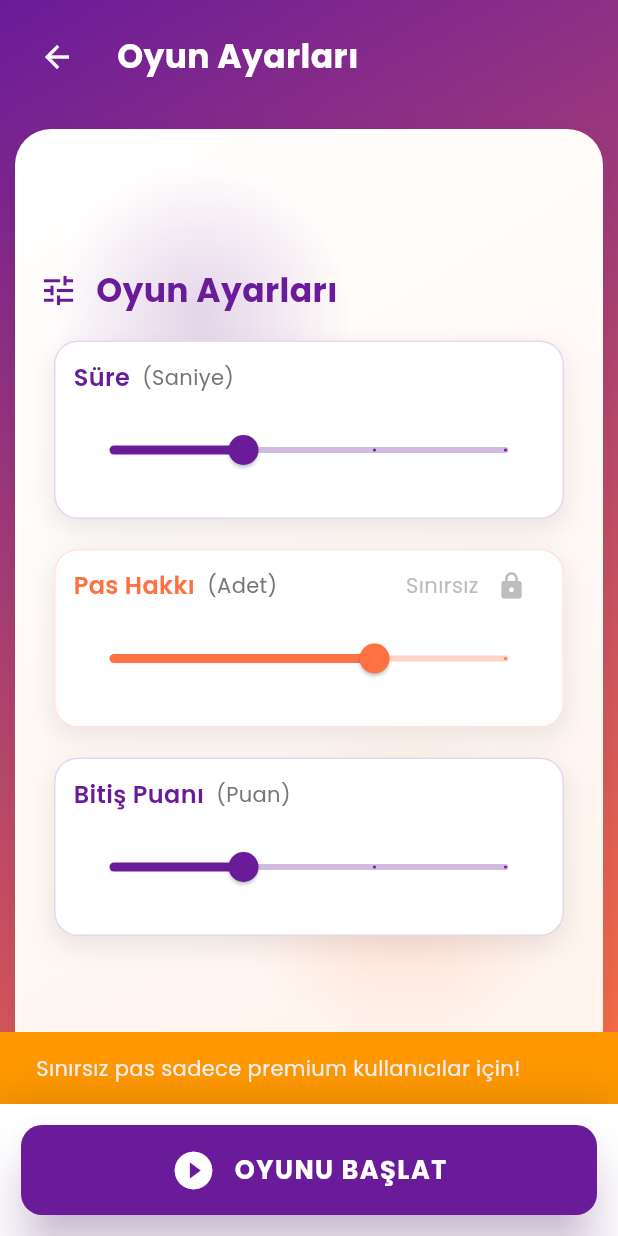
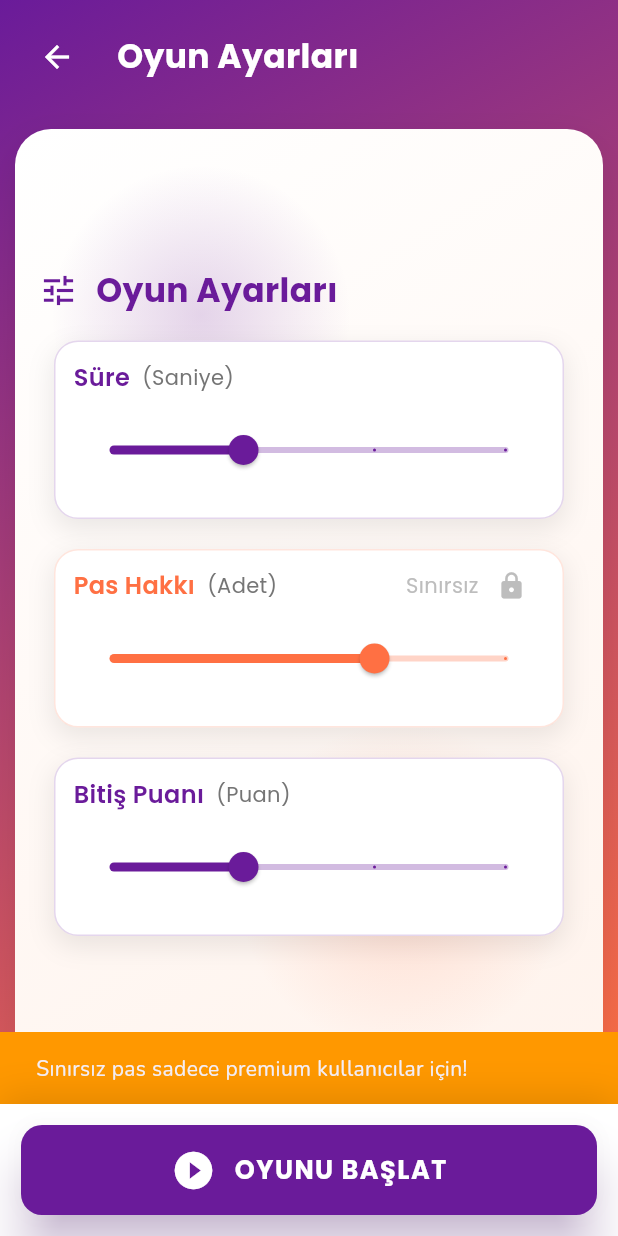
Before and after one commit to sudekazan/Tabu-Oyunu, a Flutter app: the AyarlarEkrani screen opened by its route, after a tap on "DEVAM", after a tap on the "lock" icon, on a phone screen of 412 x 824 dp. Run offline on Flutter 3.47's test engine with Material 3 defaults, Android fonts, the light colour scheme and no system bars; our stand-ins replace confetti, google_fonts, google_mobile_ads, in_app_purchase, shared_preferences; accounts and stored records are empty; generated files the repository leaves out were written again; network calls fail.

Commit message:
Kil (clay) tasarım diline geçişin temelini at
Kalın kenarlık, düz ofset gölge ve Fredoka/Nunito font ikilisini veren
yardımcıları app_theme.dart'a ekle. Genel yazı tipini Nunito'ya çevir.

```diff
--- a/lib/core/app_theme.dart
+++ b/lib/core/app_theme.dart
@@ -1,4 +1,5 @@
 import 'package:flutter/material.dart';
+import 'package:google_fonts/google_fonts.dart';
 
 /// Uygulamanın marka renkleri ve tekrar eden gradient/stil tanımları.
 ///
@@ -9,7 +10,10 @@ class AppColors {
   AppColors._();
 
   static const Color primary = Color(0xFF6A1B9A);
+  static const Color primaryDark = Color(0xFF4A1172);
+  static const Color primarySoft = Color(0xFFEDE1F7);
   static const Color secondary = Color(0xFFFF7043);
+  static const Color secondaryDark = Color(0xFFD84315);
 }
 
 class AppTheme {
@@ -33,4 +37,50 @@ class AppTheme {
     end: Alignment.bottomRight,
     colors: [Color(0xFFFFFFFF), Color(0xFFFFF3EC)],
   );
+
+  /// "Kil" (clay) tasarım dili: kalın kenarlık + bulanıklığı olmayan düz
+  /// ofset gölge, oyuncağa benzer bir 3D/basılı görünüm verir. Kenarlık ve
+  /// gölge rengi verilmezse dolgu renginin kendisi kullanılır.
+  static BoxDecoration clayDecoration({
+    Color background = Colors.white,
+    Color? borderColor,
+    Color? shadowColor,
+    double borderWidth = 3,
+    double radius = 22,
+    double shadowOffset = 6,
+  }) {
+    final Color border = borderColor ?? background;
+    return BoxDecoration(
+      color: background,
+      borderRadius: BorderRadius.circular(radius),
+      border: Border.all(color: border, width: borderWidth),
+      boxShadow: [
+        BoxShadow(color: shadowColor ?? border, offset: Offset(0, shadowOffset)),
+      ],
+    );
+  }
+
+  /// Başlık/buton metinleri için Fredoka — yuvarlak, oyuncu dostu bir font.
+  static TextStyle heading({
+    double fontSize = 20,
+    FontWeight fontWeight = FontWeight.w600,
+    Color color = Colors.white,
+    double? letterSpacing,
+  }) {
+    return GoogleFonts.fredoka(
+      fontSize: fontSize,
+      fontWeight: fontWeight,
+      color: color,
+      letterSpacing: letterSpacing,
+    );
+  }
+
+  /// Gövde metinleri için Nunito.
+  static TextStyle body({
+    double fontSize = 14,
+    FontWeight fontWeight = FontWeight.w600,
+    Color color = Colors.black,
+  }) {
+    return GoogleFonts.nunito(fontSize: fontSize, fontWeight: fontWeight, color: color);
+  }
 }
--- a/lib/main.dart
+++ b/lib/main.dart
@@ -35,7 +35,7 @@ class TabuUygulamasi extends StatelessWidget {
       debugShowCheckedModeBanner: false,
       theme: ThemeData(
         primarySwatch: Colors.purple,
-        fontFamily: GoogleFonts.poppins().fontFamily,
+        fontFamily: GoogleFonts.nunito().fontFamily,
         useMaterial3: true,
       ),
       // Şu an sadece Türkçe destekleniyor, ama metinler artık sabit string
```
